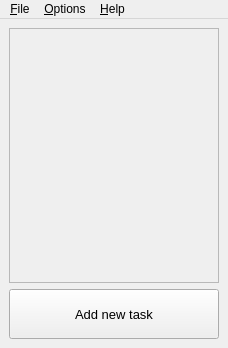
First picture: the form in MainWindow.ui, repository priomsrb/lighttasks, before the edit.
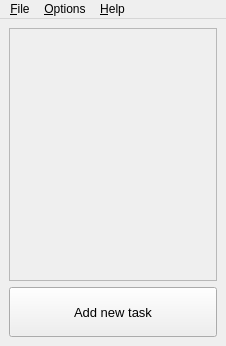
Second picture: the form after the edit. Icons and pictures are not drawn.

Commit message: Tasks now shrink if the window size is small

The edit to the form file:
```diff
--- a/MainWindow.ui
+++ b/MainWindow.ui
@@ -6,8 +6,8 @@
    <rect>
     <x>0</x>
     <y>0</y>
-    <width>228</width>
-    <height>348</height>
+    <width>226</width>
+    <height>346</height>
    </rect>
   </property>
   <property name="windowTitle">
@@ -32,24 +32,14 @@
         <rect>
          <x>0</x>
          <y>0</y>
-         <width>206</width>
-         <height>250</height>
+         <width>208</width>
+         <height>251</height>
         </rect>
        </property>
        <layout class="QVBoxLayout" name="taskListLayout">
-        <item>
-         <spacer name="verticalSpacer">
-          <property name="orientation">
-           <enum>Qt::Vertical</enum>
-          </property>
-          <property name="sizeHint" stdset="0">
-           <size>
-            <width>20</width>
-            <height>269</height>
-           </size>
-          </property>
-         </spacer>
-        </item>
+        <property name="sizeConstraint">
+         <enum>QLayout::SetMaximumSize</enum>
+        </property>
        </layout>
       </widget>
      </widget>
@@ -79,8 +69,8 @@
     <rect>
      <x>0</x>
      <y>0</y>
-     <width>228</width>
-     <height>20</height>
+     <width>226</width>
+     <height>21</height>
     </rect>
    </property>
    <widget class="QMenu" name="menuFile">
```
The commit also changes 1 other file.
